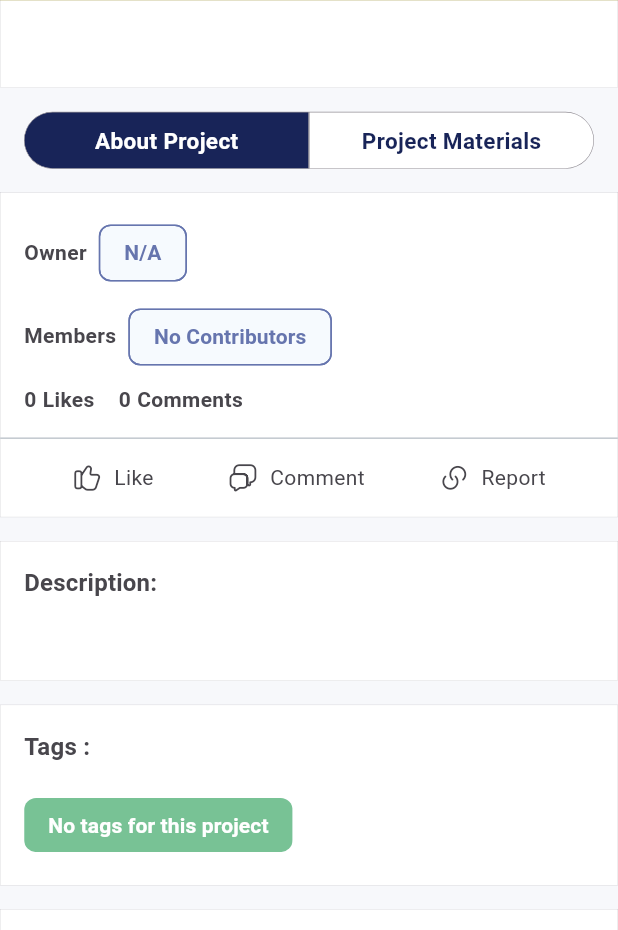
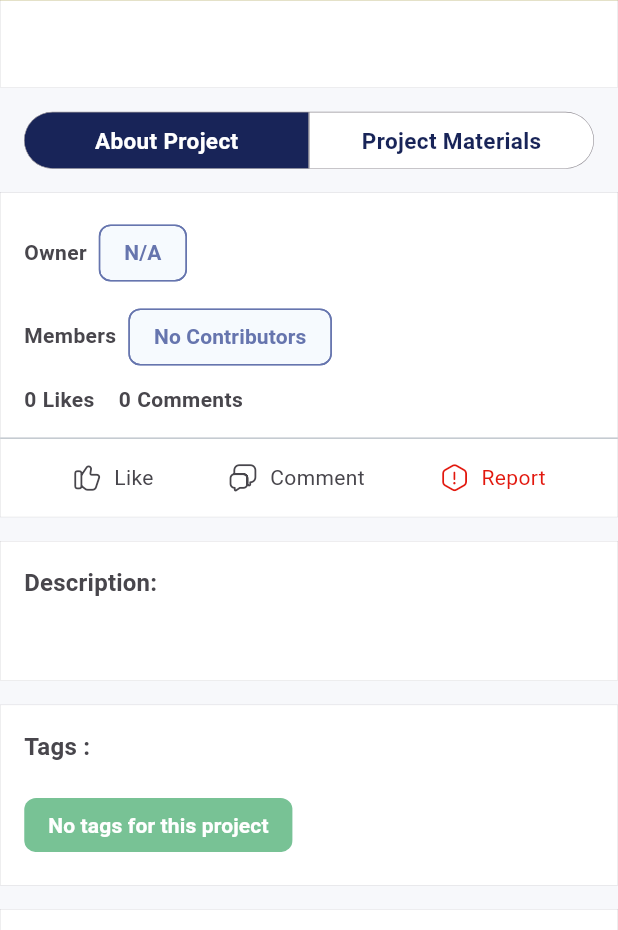
Before and after one commit to DaveBsns/idealize_mobile, a Flutter app: the ProjectDetailsScreen screen opened by its route, on a phone screen of 412 x 824 dp, the part 306-1236 px from its top. Run offline on Flutter 3.47's test engine with Material 3 defaults, Android fonts, the phone set to English and light mode, and no system bars; drawn by our look-alikes of loader_overlay, overlay_support; our stand-ins replace adaptive_dialog, dotted_border, file_picker, flutter_image_compress, flutter_secure_storage, flutter_svg and 5 more; accounts and stored records are empty; network calls fail; statements that could not run were skipped.

Commit message:
project details bug fixed

```diff
--- a/lib/Core/Data/Models/link_model.dart
+++ b/lib/Core/Data/Models/link_model.dart
@@ -13,7 +13,7 @@ class LinkModel {
         label: 'no label',
         link: json,
       );
-    } else if (json.runtimeType is Map<String, dynamic>) {
+    } else if (json.runtimeType.toString() == '_Map<String, dynamic>') {
       return LinkModel(
         label: json['label'],
         link: json['link'],
--- a/lib/Core/Data/Models/project_model.dart
+++ b/lib/Core/Data/Models/project_model.dart
@@ -23,6 +23,7 @@ class Project {
   bool? isArchived;
   String? archiveId;
   String? joinedStatus;
+  bool isReported;
 
   Project({
     required this.id,
@@ -43,6 +44,7 @@ class Project {
     this.archiveId,
     this.thumbnail,
     this.joinedStatus,
+    this.isReported = false,
   });
 
   factory Project.fromJson(Map<String, dynamic> json) {
@@ -99,6 +101,7 @@ class Project {
           ? ProjectFile.fromJson(json['thumbnail'])
           : null,
       joinedStatus: json['joinedStatus'],
+      isReported: json['isReported'] ?? false,
     );
   }
 }
--- a/lib/Features/create_new_project/presentation/views/create_new_project_step_one_screen.dart
+++ b/lib/Features/create_new_project/presentation/views/create_new_project_step_one_screen.dart
@@ -42,7 +42,7 @@ class CreateNewProjectStepOneScreen
               ),
               Gap(AppConfig().dimens.medium),
               Text(
-                AppStrings.desciption.tr,
+                '${AppStrings.desciption.tr}*',
                 style: const TextStyle(
                     fontSize: 16,
                     fontWeight: FontWeight.w600,
--- a/lib/Features/create_new_project/presentation/views/create_new_project_step_two_screen.dart
+++ b/lib/Features/create_new_project/presentation/views/create_new_project_step_two_screen.dart
@@ -63,6 +63,8 @@ class CreateNewProjectStepTwoScreen
                 onAddLink: controller.onAddLink,
                 links: controller.links,
                 onLinkDeleted: controller.onLinkDeleted,
+                onLinkNameChanged: (p0) => controller.linkName = p0,
+                onLinkUrlChanged: (p0) => controller.linkUrl = p0,
               ),
               Gap(AppConfig().dimens.medium),
             ],
--- a/lib/Features/create_new_project/presentation/widgets/add_links_container_widget.dart
+++ b/lib/Features/create_new_project/presentation/widgets/add_links_container_widget.dart
@@ -16,12 +16,16 @@ class AddLinksContainer extends StatelessWidget {
   final Function(LinkModel)? onAddLink;
   final List<LinkModel> links;
   final Function(LinkModel) onLinkDeleted;
+  final Function(String)? onLinkNameChanged;
+  final Function(String)? onLinkUrlChanged;
 
   AddLinksContainer({
     super.key,
     this.onAddLink,
     required this.links,
     required this.onLinkDeleted,
+    this.onLinkNameChanged,
+    this.onLinkUrlChanged,
   });
 
   final labelCtrl = TextEditingController();
@@ -107,6 +111,7 @@ class AddLinksContainer extends StatelessWidget {
                 keyboardType: TextInputType.url,
                 icon: Iconsax.edit_2,
                 controller: labelCtrl,
+                onChanged: onLinkNameChanged,
               ),
               Center(
                 child: SizedBox(
@@ -121,6 +126,7 @@ class AddLinksContainer extends StatelessWidget {
                 iconColor: AppColors().lightGrayColor,
                 icon: Iconsax.edit_2,
                 controller: linkCtrl,
+                onChanged: onLinkUrlChanged,
               ),
               Gap(AppConfig().dimens.medium),
               Obx(
--- a/lib/Features/project_details/presentation/controller/project_details_controller.dart
+++ b/lib/Features/project_details/presentation/controller/project_details_controller.dart
@@ -266,6 +266,7 @@ class ProjectDetailsController extends GetxController {
     AppRepo().hideLoading();
     Get.back();
     if (response != null) {
+      await getProject();
       AppRepo().showSnackbar(
         label: 'Success',
         text: AppStrings.projectReported.tr,
--- a/lib/Features/project_details/presentation/project_details_screen.dart
+++ b/lib/Features/project_details/presentation/project_details_screen.dart
@@ -143,6 +143,8 @@ class ProjectDetailsScreen extends GetView<ProjectDetailsController> {
                                         .contains(controller.joinedStatus)
                                     ? null
                                     : () => controller.joinProject(),
+                                isReported:
+                                    controller.project?.isReported ?? false,
                               ),
                             ),
                             Gap(AppConfig().dimens.medium),
@@ -263,12 +265,19 @@ class ProjectDetailsScreen extends GetView<ProjectDetailsController> {
                                   ],
                                 ),
                               ),
-                            SizedBox(
-                              height: 50,
+                            ConstrainedBox(
+                              constraints: const BoxConstraints(
+                                minHeight: 50,
+                              ),
                               child: TextField(
                                 focusNode: controller.myFocusNode,
                                 controller: controller.commentCtrl,
+                                maxLength: 500,
+                                minLines: 1,
+                                maxLines: 5,
                                 decoration: InputDecoration(
+                                  counter: null,
+                                  counterText: "",
                                   fillColor: Colors.white,
                                   filled: true,
                                   border: OutlineInputBorder(
--- a/lib/Features/project_details/presentation/widgets/project_details_info_widget.dart
+++ b/lib/Features/project_details/presentation/widgets/project_details_info_widget.dart
@@ -20,6 +20,7 @@ class ProjectDetailsInfoWidget extends StatelessWidget {
   final List<ProjectUser> members;
   final VoidCallback? onTappedLike;
   final bool isLiked;
+  final bool isReported;
   final VoidCallback? onTappedComment;
   final VoidCallback? onTapJoinProject;
   final Function(String) onReportProjectTapped;
@@ -39,9 +40,16 @@ class ProjectDetailsInfoWidget extends StatelessWidget {
     this.onTapJoinProject,
     this.joinedStatus,
     required this.onReportProjectTapped,
+    this.isReported = false,
   });
 
   void _showReportDialog(BuildContext context) {
+    if (isReported) {
+      AppRepo().showSnackbar(
+          label: 'Already Reported',
+          text: 'You have already reported this project.');
+      return;
+    }
     showDialog(
       context: context,
       builder: (BuildContext context) {
@@ -63,6 +71,8 @@ class ProjectDetailsInfoWidget extends StatelessWidget {
                 CustomMultiLineTextField(
                   labelText: "Enter your reason",
                   controller: reportController,
+                  maxCharcters: 300,
+                  maxLines: 7,
                 ),
               ],
             ),
@@ -284,15 +294,15 @@ class ProjectDetailsInfoWidget extends StatelessWidget {
                 child: Row(
                   children: [
                     Icon(
-                      Iconsax.link_2,
+                      Iconsax.warning_2,
                       size: 20,
-                      color: AppConfig().colors.txtColor,
+                      color: AppConfig().colors.redColor,
                     ),
                     Gap(AppConfig().dimens.small),
                     Text(
                       AppStrings.report.tr,
                       style: TextStyle(
-                        color: AppConfig().colors.txtColor,
+                        color: AppConfig().colors.redColor,
                       ),
                     ),
                   ],
--- a/lib/app_repo.dart
+++ b/lib/app_repo.dart
@@ -124,6 +124,7 @@ class AppRepo {
       color: Colors.white,
     ),
   }) {
+    Get.closeAllSnackbars();
     CustomSnackbar(
       label: label,
       text: text,
```
Also changed, not shown: lib/Core/Components/textfields_widget.dart (+13 -4 lines), lib/Features/create_new_project/presentation/controller/create_new_project_controller.dart (+29 -7 lines).
